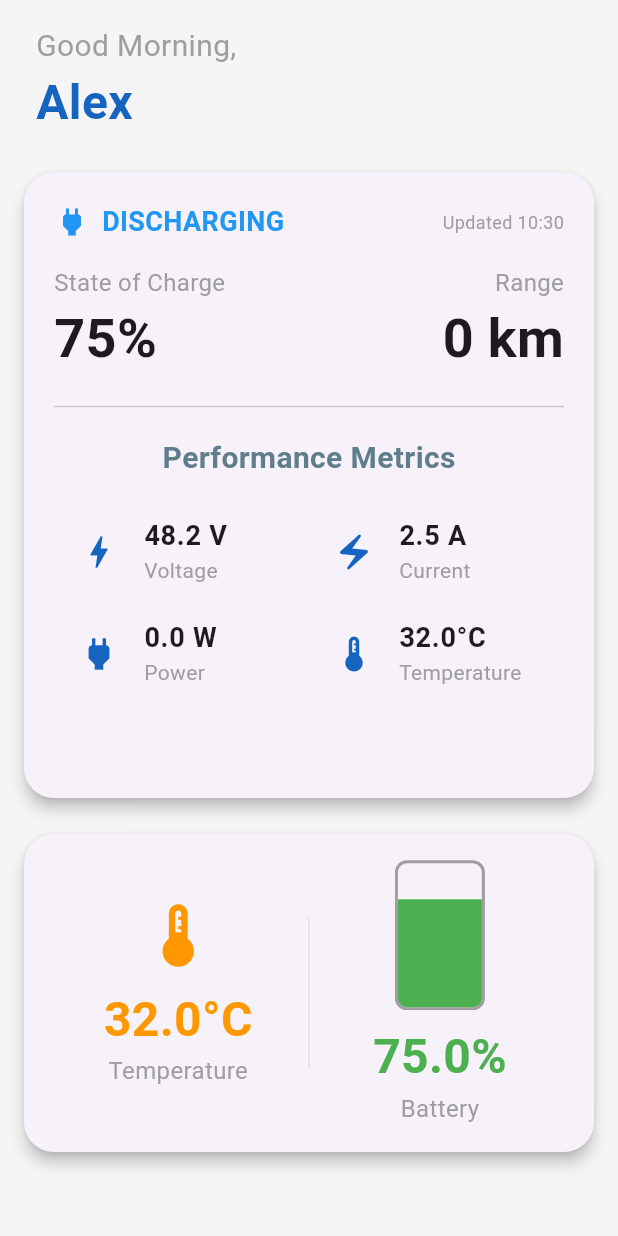
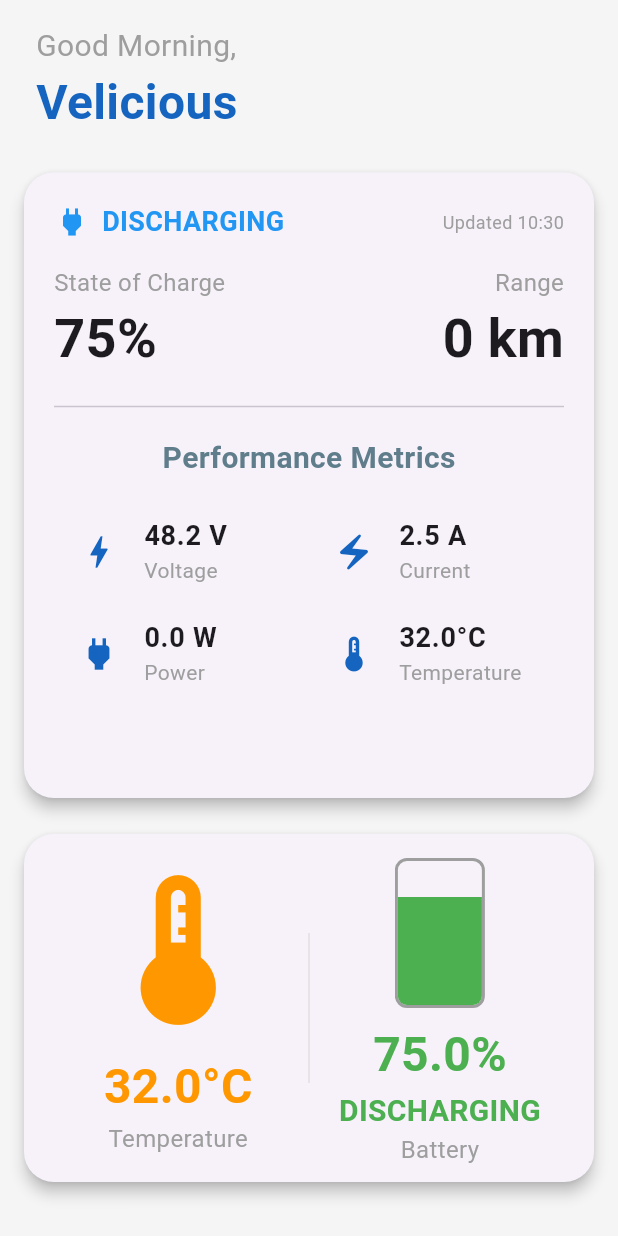
Before and after one commit to txm365/ev2ev, a Flutter app: the DashboardPage screen opened directly, on a phone screen of 412 x 824 dp. Run offline on Flutter 3.47's test engine with Material 3 defaults, Android fonts, the phone set to English and light mode, and no system bars; our stand-ins replace flutter_animate, flutter_blue_plus, flutter_map, geolocator, latlong2, permission_handler and 1 more; missing offline and left inert: flutter_polyline_points; accounts and stored records are empty.

Commit message:
Minor fix on dashboard

```diff
--- a/lib/screens/dashboard_page.dart
+++ b/lib/screens/dashboard_page.dart
@@ -11,7 +11,7 @@ class DashboardPage extends StatefulWidget {
 
 class DashboardPageState extends State<DashboardPage> {
   BluetoothProvider? _bluetoothProvider;
-  final String userName = "Alex"; // Replace with dynamic user name
+  final String userName = "Velicious"; // Replace with dynamic user name
 
   @override
   void didChangeDependencies() {
@@ -198,7 +198,7 @@ class DashboardPageState extends State<DashboardPage> {
       child: Padding(
         padding: const EdgeInsets.all(16),
         child: SizedBox(
-          height: 180,
+          height: 200,
           child: Row(
             children: [
               Expanded(
@@ -225,7 +225,7 @@ class DashboardPageState extends State<DashboardPage> {
     return Column(
       mainAxisAlignment: MainAxisAlignment.center,
       children: [
-        Icon(Icons.thermostat, size: 50, color: color),
+        Icon(Icons.thermostat, size: 120, color: color),
         const SizedBox(height: 8),
         Text('${temperature.toStringAsFixed(1)}°C',
           style: TextStyle(
@@ -252,9 +252,17 @@ class DashboardPageState extends State<DashboardPage> {
         _buildBatteryIndicator(level, color, isCharging),
         const SizedBox(height: 8),
         Text(
-          '${level.toStringAsFixed(1)}%${isCharging ? ' (Charging)' : ''}',
+          '${level.toStringAsFixed(1)}%',
           style: TextStyle(
             fontSize: 32,
+            fontWeight: FontWeight.bold,
+            color: color,
+          ),
+        ),
+        Text(
+          '${isCharging ? ' CHARGING' : 'DISCHARGING'}',// check
+          style: TextStyle(
+            fontSize: 20,
             fontWeight: FontWeight.bold,
             color: color,
           ),
```
Also changed, not shown: 2 other files.
